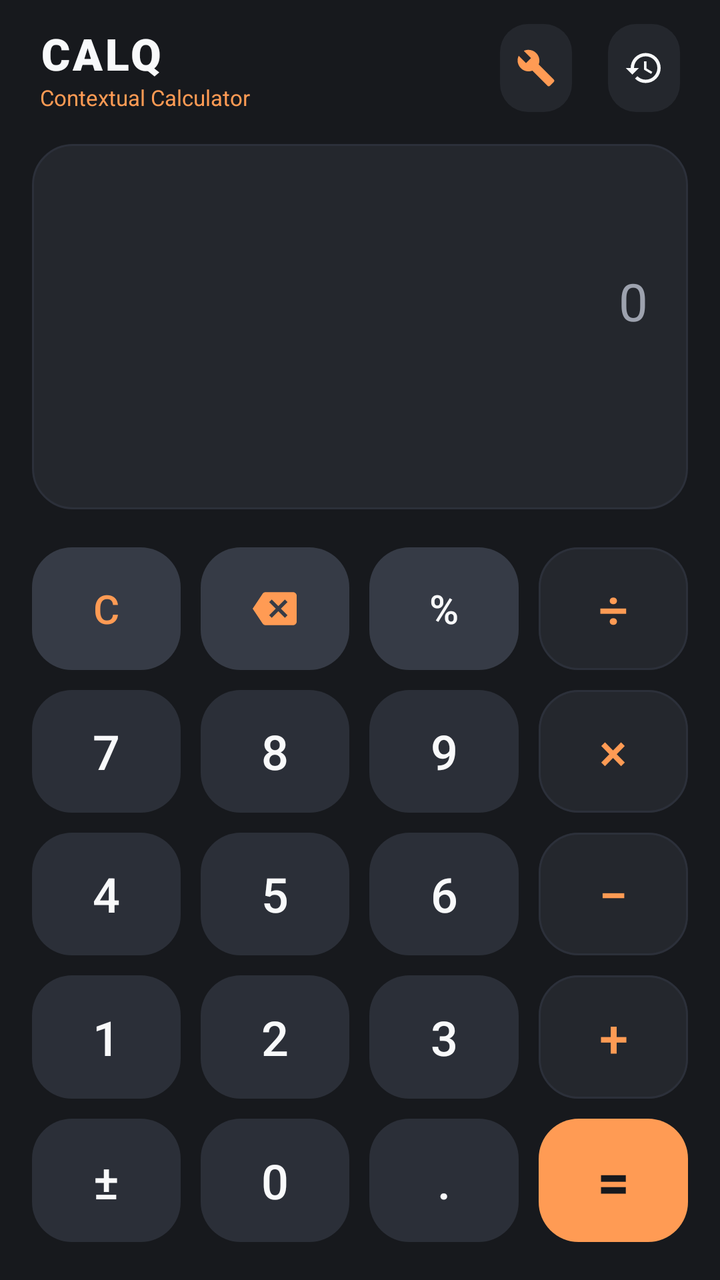
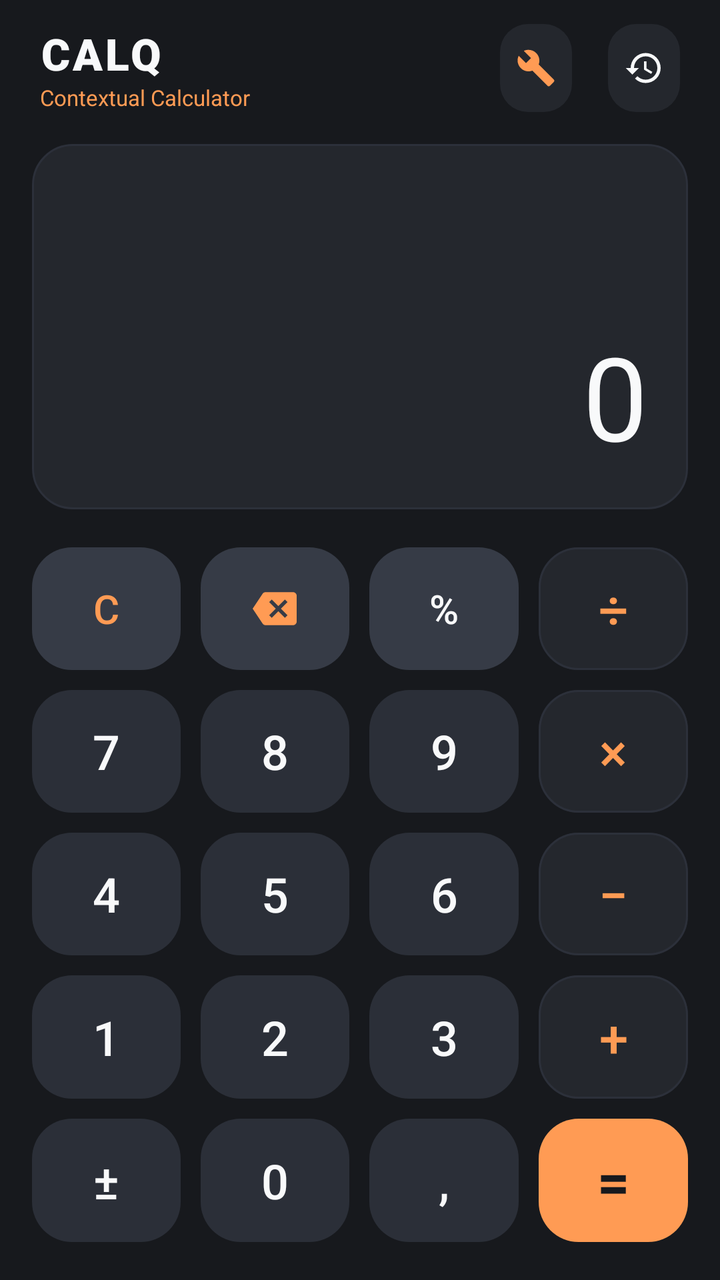

The first picture is an Android layout as it rendered before a commit; the second is the same layout after the commit. The layout source and the unified diff follow.
<!-- AndroidManifest.xml: application theme Theme.Kalkulator -->
<!-- res/layout/activity_main.xml -->
<?xml version="1.0" encoding="utf-8"?>
<androidx.constraintlayout.widget.ConstraintLayout xmlns:android="http://schemas.android.com/apk/res/android"
    xmlns:app="http://schemas.android.com/apk/res-auto"
    xmlns:tools="http://schemas.android.com/tools"
    android:id="@+id/main"
    android:layout_width="match_parent"
    android:layout_height="match_parent"
    android:background="@color/bg_graphite"
    tools:context=".MainActivity">

    <LinearLayout
        android:id="@+id/topBar"
        android:layout_width="0dp"
        android:layout_height="wrap_content"
        android:gravity="center_vertical"
        android:orientation="horizontal"
        android:paddingStart="20dp"
        android:paddingTop="12dp"
        android:paddingEnd="16dp"
        android:paddingBottom="8dp"
        app:layout_constraintEnd_toEndOf="parent"
        app:layout_constraintStart_toStartOf="parent"
        app:layout_constraintTop_toTopOf="parent">

        <LinearLayout
            android:layout_width="0dp"
            android:layout_height="wrap_content"
            android:layout_weight="1"
            android:orientation="vertical">

            <TextView
                android:layout_width="wrap_content"
                android:layout_height="wrap_content"
                android:fontFamily="sans-serif-black"
                android:letterSpacing="0.06"
                android:text="@string/app_name"
                android:textColor="@color/text_primary"
                android:textSize="22sp" />

            <TextView
                android:layout_width="wrap_content"
                android:layout_height="wrap_content"
                android:fontFamily="sans-serif"
                android:text="@string/app_tagline"
                android:textColor="@color/accent_orange"
                android:textSize="11sp" />
        </LinearLayout>

        <com.google.android.material.button.MaterialButton
            android:id="@+id/btnQuickTools"
            style="@style/CalqToolbarIconButton"
            android:contentDescription="@string/cd_quick_tools"
            app:icon="@drawable/ic_tools"
            app:iconTint="@color/accent_orange" />

        <Space
            android:layout_width="10dp"
            android:layout_height="0dp" />

        <com.google.android.material.button.MaterialButton
            android:id="@+id/btnHistory"
            style="@style/CalqToolbarIconButton"
            android:contentDescription="@string/cd_history"
            app:icon="@drawable/ic_history"
            app:iconTint="@color/text_primary" />
    </LinearLayout>

    <LinearLayout
        android:id="@+id/displayCard"
        android:layout_width="0dp"
        android:layout_height="0dp"
        android:layout_marginStart="16dp"
        android:layout_marginTop="8dp"
        android:layout_marginEnd="16dp"
        android:layout_marginBottom="14dp"
        android:background="@drawable/bg_card_surface"
        android:gravity="bottom|end"
        android:orientation="vertical"
        android:paddingStart="20dp"
        android:paddingTop="16dp"
        android:paddingEnd="20dp"
        android:paddingBottom="18dp"
        app:layout_constraintBottom_toTopOf="@id/keypadContainer"
        app:layout_constraintEnd_toEndOf="parent"
        app:layout_constraintStart_toStartOf="parent"
        app:layout_constraintTop_toBottomOf="@id/topBar">

        <HorizontalScrollView
            android:id="@+id/scrollExpression"
            android:layout_width="match_parent"
            android:layout_height="wrap_content"
            android:fillViewport="true"
            android:scrollbars="none">

            <TextView
                android:id="@+id/tvExpression"
                android:layout_width="wrap_content"
                android:layout_height="wrap_content"
                android:fontFamily="sans-serif"
                android:fontFeatureSettings="tnum"
                android:gravity="end"
                android:singleLine="true"
                android:text="0"
                android:textColor="@color/text_secondary"
                android:textSize="26sp" />
        </HorizontalScrollView>

        <Space
            android:layout_width="0dp"
            android:layout_height="10dp" />

        <TextView
            android:id="@+id/tvResult"
            android:layout_width="match_parent"
            android:layout_height="wrap_content"
            android:fontFamily="sans-serif-medium"
            android:fontFeatureSettings="tnum"
            android:gravity="end"
            android:maxLines="1"
            android:text=""
            android:textColor="@color/text_primary"
            android:textSize="44sp"
            app:autoSizeMaxTextSize="44sp"
            app:autoSizeMinTextSize="22sp"
            app:autoSizeStepGranularity="2sp"
            app:autoSizeTextType="uniform" />
    </LinearLayout>

    <LinearLayout
        android:id="@+id/keypadContainer"
        android:layout_width="0dp"
        android:layout_height="0dp"
        android:orientation="vertical"
        android:paddingStart="11dp"
        android:paddingEnd="11dp"
        android:paddingBottom="14dp"
        app:layout_constraintBottom_toBottomOf="parent"
        app:layout_constraintEnd_toEndOf="parent"
        app:layout_constraintHeight_percent="0.58"
        app:layout_constraintStart_toStartOf="parent">
        
        <LinearLayout
            android:layout_width="match_parent"
            android:layout_height="0dp"
            android:layout_weight="1"
            android:orientation="horizontal">

            <com.google.android.material.button.MaterialButton
                android:id="@+id/btnClear"
                style="@style/CalqFunctionButton"
                android:layout_height="match_parent"
                android:layout_margin="5dp"
                android:layout_weight="1"
                android:text="C"
                android:textColor="@color/accent_orange" />

            <com.google.android.material.button.MaterialButton
                android:id="@+id/btnBackspace"
                style="@style/CalqFunctionButton"
                android:layout_height="match_parent"
                android:layout_margin="5dp"
                android:layout_weight="1"
                android:contentDescription="@string/cd_backspace"
                app:icon="@drawable/ic_backspace"
                app:iconGravity="textStart"
                app:iconPadding="0dp"
                app:iconSize="22dp"
                app:iconTint="@color/accent_orange" />

            <com.google.android.material.button.MaterialButton
                android:id="@+id/btnPercent"
                style="@style/CalqFunctionButton"
                android:layout_height="match_parent"
                android:layout_margin="5dp"
                android:layout_weight="1"
                android:text="%" />

            <com.google.android.material.button.MaterialButton
                android:id="@+id/btnDivide"
                style="@style/CalqOperatorButton"
                android:layout_height="match_parent"
                android:layout_margin="5dp"
                android:layout_weight="1"
                android:text="÷" />
        </LinearLayout>

        
        <LinearLayout
            android:layout_width="match_parent"
            android:layout_height="0dp"
            android:layout_weight="1"
            android:orientation="horizontal">

            <com.google.android.material.button.MaterialButton
                android:id="@+id/btn7"
                style="@style/CalqNumberButton"
                android:layout_height="match_parent"
                android:layout_margin="5dp"
                android:layout_weight="1"
                android:text="7" />

            <com.google.android.material.button.MaterialButton
                android:id="@+id/btn8"
                style="@style/CalqNumberButton"
                android:layout_height="match_parent"
                android:layout_margin="5dp"
                android:layout_weight="1"
                android:text="8" />

            <com.google.android.material.button.MaterialButton
                android:id="@+id/btn9"
                style="@style/CalqNumberButton"
                android:layout_height="match_parent"
                android:layout_margin="5dp"
                android:layout_weight="1"
                android:text="9" />

            <com.google.android.material.button.MaterialButton
                android:id="@+id/btnMultiply"
                style="@style/CalqOperatorButton"
                android:layout_height="match_parent"
                android:layout_margin="5dp"
                android:layout_weight="1"
                android:text="×" />
        </LinearLayout>

        
        <LinearLayout
            android:layout_width="match_parent"
            android:layout_height="0dp"
            android:layout_weight="1"
            android:orientation="horizontal">

            <com.google.android.material.button.MaterialButton
                android:id="@+id/btn4"
                style="@style/CalqNumberButton"
                android:layout_height="match_parent"
                android:layout_margin="5dp"
                android:layout_weight="1"
                android:text="4" />

            <com.google.android.material.button.MaterialButton
                android:id="@+id/btn5"
                style="@style/CalqNumberButton"
                android:layout_height="match_parent"
                android:layout_margin="5dp"
                android:layout_weight="1"
                android:text="5" />

            <com.google.android.material.button.MaterialButton
                android:id="@+id/btn6"
                style="@style/CalqNumberButton"
                android:layout_height="match_parent"
                android:layout_margin="5dp"
                android:layout_weight="1"
                android:text="6" />

            <com.google.android.material.button.MaterialButton
                android:id="@+id/btnSubtract"
                style="@style/CalqOperatorButton"
                android:layout_height="match_parent"
                android:layout_margin="5dp"
                android:layout_weight="1"
                android:text="−" />
        </LinearLayout>
        
        <LinearLayout
            android:layout_width="match_parent"
            android:layout_height="0dp"
            android:layout_weight="1"
            android:orientation="horizontal">

            <com.google.android.material.button.MaterialButton
                android:id="@+id/btn1"
                style="@style/CalqNumberButton"
                android:layout_height="match_parent"
                android:layout_margin="5dp"
                android:layout_weight="1"
                android:text="1" />

            <com.google.android.material.button.MaterialButton
                android:id="@+id/btn2"
                style="@style/CalqNumberButton"
                android:layout_height="match_parent"
                android:layout_margin="5dp"
                android:layout_weight="1"
                android:text="2" />

            <com.google.android.material.button.MaterialButton
                android:id="@+id/btn3"
                style="@style/CalqNumberButton"
                android:layout_height="match_parent"
                android:layout_margin="5dp"
                android:layout_weight="1"
                android:text="3" />

            <com.google.android.material.button.MaterialButton
                android:id="@+id/btnAdd"
                style="@style/CalqOperatorButton"
                android:layout_height="match_parent"
                android:layout_margin="5dp"
                android:layout_weight="1"
                android:text="+" />
        </LinearLayout>

        
        <LinearLayout
            android:layout_width="match_parent"
            android:layout_height="0dp"
            android:layout_weight="1"
            android:orientation="horizontal">

            <com.google.android.material.button.MaterialButton
                android:id="@+id/btnToggleSign"
                style="@style/CalqNumberButton"
                android:layout_height="match_parent"
                android:layout_margin="5dp"
                android:layout_weight="1"
                android:text="±" />

            <com.google.android.material.button.MaterialButton
                android:id="@+id/btn0"
                style="@style/CalqNumberButton"
                android:layout_height="match_parent"
                android:layout_margin="5dp"
                android:layout_weight="1"
                android:text="0" />

            <com.google.android.material.button.MaterialButton
                android:id="@+id/btnDot"
                style="@style/CalqNumberButton"
                android:layout_height="match_parent"
                android:layout_margin="5dp"
                android:layout_weight="1"
                android:text="." />

            <com.google.android.material.button.MaterialButton
                android:id="@+id/btnEquals"
                style="@style/CalqEqualsButton"
                android:layout_height="match_parent"
                android:layout_margin="5dp"
                android:layout_weight="1"
                android:text="=" />
        </LinearLayout>
    </LinearLayout>

</androidx.constraintlayout.widget.ConstraintLayout>
<!-- resources referenced by this layout -->
<resources>
  <color name="accent_orange">#FF9B54</color>
  <color name="bg_graphite">#17191D</color>
  <color name="text_primary">#F8F9FA</color>
  <color name="text_secondary">#9DA2AE</color>
  <!-- drawable bg_card_surface (drawable) -->
  <?xml version="1.0" encoding="utf-8"?>
  <shape xmlns:android="http://schemas.android.com/apk/res/android"
      android:shape="rectangle">
      <solid android:color="@color/surface_dark" />
      <corners android:radius="20dp" />
      <stroke
          android:width="1dp"
          android:color="@color/divider_color" />
  </shape>
  <!-- drawable ic_backspace (drawable) -->
  <vector xmlns:android="http://schemas.android.com/apk/res/android"
      android:width="24dp"
      android:height="24dp"
      android:viewportWidth="24"
      android:viewportHeight="24">
    <path
        android:fillColor="@color/accent_orange"
        android:pathData="M22,3H7c-0.69,0 -1.23,0.35 -1.59,0.88L0,12l5.41,8.11c0.36,0.53 0.9,0.89 1.59,0.89h15c1.1,0 2,-0.9 2,-2V5c0,-1.1 -0.9,-2 -2,-2zm-3,12.59L17.59,17 14,13.41 10.41,17 9,15.59 12.59,12 9,8.41 10.41,7 14,10.59 17.59,7 19,8.41 15.41,12 19,15.59z"/>
  </vector>
  <!-- drawable ic_history (drawable) -->
  <vector xmlns:android="http://schemas.android.com/apk/res/android"
      android:width="24dp"
      android:height="24dp"
      android:viewportWidth="24"
      android:viewportHeight="24">
    <path
        android:fillColor="@color/text_primary"
        android:pathData="M13,3a9,9 0,0 0,-9 9H1l3.89,3.89 0.07,0.14L9,12H6c0,-3.87 3.13,-7 7,-7s7,3.13 7,7 -3.13,7 -7,7c-1.93,0 -3.68,-0.79 -4.94,-2.06l-1.42,1.42A8.954,8.954 0,0 0,13 21a9,9 0,0 0,9 -9 9,9 0,0 0,-9 -9zM12,8v5l4.28,2.54 0.72,-1.21 -3.5,-2.08V8H12z"/>
  </vector>
  <!-- drawable ic_tools (drawable) -->
  <vector xmlns:android="http://schemas.android.com/apk/res/android"
      android:width="24dp"
      android:height="24dp"
      android:viewportWidth="24"
      android:viewportHeight="24">
    <path
        android:fillColor="@color/text_primary"
        android:pathData="M22.7,19l-9.1,-9.1c0.9,-2.3 0.4,-5 -1.5,-6.9 -2,-2 -5,-2.4 -7.4,-1.3L9,6 6,9 1.6,4.7C0.4,7.1 0.9,10.1 2.9,12.1c1.9,1.9 4.6,2.4 6.9,1.5l9.1,9.1c0.4,0.4 1,0.4 1.4,0l2.3,-2.3c0.5,-0.4 0.5,-1.1 0.1,-1.4z"/>
  </vector>
  <string name="app_name">CALQ</string>
  <string name="app_tagline">Contextual Calculator</string>
  <string name="cd_backspace">Hapus Karakter</string>
  <string name="cd_history">Riwayat Perhitungan</string>
  <string name="cd_quick_tools">Quick Tools</string>
  <style name="CalqEqualsButton" parent="CalqKeypadButton">
          <item name="backgroundTint">@color/accent_orange</item>
          <item name="android:textColor">@color/bg_graphite</item>
          <item name="android:textSize">28sp</item>
          <item name="android:textStyle">bold</item>
          <item name="rippleColor">@color/white</item>
      </style>
  <style name="CalqFunctionButton" parent="CalqKeypadButton">
          <item name="backgroundTint">@color/surface_button_function</item>
          <item name="android:textColor">@color/text_primary</item>
          <item name="android:textSize">20sp</item>
      </style>
  <style name="CalqNumberButton" parent="CalqKeypadButton">
          <item name="backgroundTint">@color/surface_button_number</item>
          <item name="android:textColor">@color/text_primary</item>
      </style>
  <style name="CalqOperatorButton" parent="CalqKeypadButton">
          <item name="backgroundTint">@color/surface_dark</item>
          <item name="android:textColor">@color/accent_orange</item>
          <item name="android:textSize">26sp</item>
          <item name="strokeColor">@color/divider_color</item>
          <item name="strokeWidth">1dp</item>
      </style>
  <style name="Theme.Kalkulator" parent="Base.Theme.Kalkulator" />
  <color name="surface_dark">#24272D</color>
  <color name="divider_color">#2C303A</color>
  <color name="white">#FFFFFFFF</color>
  <color name="surface_button_function">#363B46</color>
  <color name="surface_button_number">#2B2F38</color>
  <color name="accent_orange_light">#33FF9B54</color>
  <!-- unchanged entries left out for length: 3 -->
</resources>

<!-- the commit's change to res/layout/activity_main.xml (unified diff, before → after) -->
@@ -74,10 +74,9 @@
         android:layout_marginEnd="16dp"
         android:layout_marginBottom="14dp"
         android:background="@drawable/bg_card_surface"
-        android:gravity="bottom|end"
         android:orientation="vertical"
         android:paddingStart="20dp"
-        android:paddingTop="16dp"
+        android:paddingTop="18dp"
         android:paddingEnd="20dp"
         android:paddingBottom="18dp"
         app:layout_constraintBottom_toTopOf="@id/keypadContainer"
@@ -99,29 +98,31 @@
                 android:fontFamily="sans-serif"
                 android:fontFeatureSettings="tnum"
                 android:gravity="end"
+                android:minHeight="28dp"
                 android:singleLine="true"
-                android:text="0"
+                android:text=""
                 android:textColor="@color/text_secondary"
-                android:textSize="26sp" />
+                android:textSize="22sp" />
         </HorizontalScrollView>
 
         <Space
             android:layout_width="0dp"
-            android:layout_height="10dp" />
+            android:layout_height="0dp"
+            android:layout_weight="1" />
 
         <TextView
             android:id="@+id/tvResult"
             android:layout_width="match_parent"
             android:layout_height="wrap_content"
-            android:fontFamily="sans-serif-medium"
+            android:fontFamily="sans-serif-semibold"
             android:fontFeatureSettings="tnum"
-            android:gravity="end"
+            android:gravity="end|bottom"
             android:maxLines="1"
-            android:text=""
+            android:text="0"
             android:textColor="@color/text_primary"
-            android:textSize="44sp"
-            app:autoSizeMaxTextSize="44sp"
-            app:autoSizeMinTextSize="22sp"
+            android:textSize="58sp"
+            app:autoSizeMaxTextSize="58sp"
+            app:autoSizeMinTextSize="24sp"
             app:autoSizeStepGranularity="2sp"
             app:autoSizeTextType="uniform" />
     </LinearLayout>
@@ -332,7 +333,7 @@
                 android:layout_height="match_parent"
                 android:layout_margin="5dp"
                 android:layout_weight="1"
-                android:text="." />
+                android:text="," />
 
             <com.google.android.material.button.MaterialButton
                 android:id="@+id/btnEquals"
